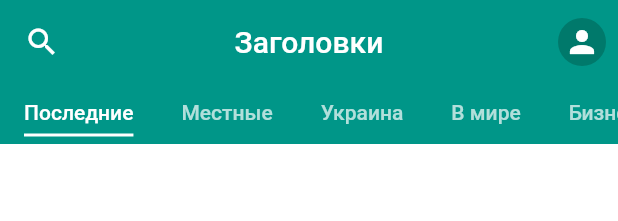
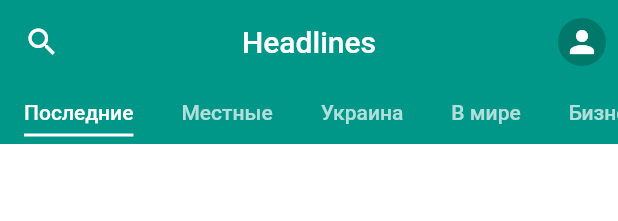
Before and after one commit to kostyan0005/news, a Flutter app: the HeadlineTabsPage widget shown alone on an empty page, opened directly, on a phone screen of 412 x 824 dp. Shown: the top 221 px of the screen. Run offline on Flutter 3.47's test engine with Material 2 defaults, Android fonts, the light colour scheme and no system bars; our stand-ins replace cloud_firestore, easy_localization, firebase_auth, firebase_core, flutter_riverpod, font_awesome_flutter and 6 more; missing offline and left inert: easy_logger, flutter_facebook_auth, twitter_login; accounts and stored records are empty; network calls fail.

Commit message:
Set app language based on device locale

```diff
--- a/lib/config/headlines.dart
+++ /dev/null
@@ -1,32 +0,0 @@
-import 'package:easy_localization/easy_localization.dart';
-import 'package:news/utils/rss_utils.dart';
-
-enum Headlines {
-  latest,
-  local, // my location
-  nation, // Ukraine or United States
-  world,
-  business,
-  technology,
-  entertainment,
-  science,
-  sports,
-  health,
-}
-
-extension HeadlinesExtension on Headlines {
-  String get _name => this.toString().substring(10);
-  String get title => _name.tr();
-
-  String get url {
-    switch (this) {
-      case Headlines.latest:
-        return getLatestNewsUrl();
-      case Headlines.local:
-        // todo: should be based on my location
-        return getGeoNewsUrl('Kyiv');
-      default:
-        return getHeadlineNewsUrl(_name.toUpperCase());
-    }
-  }
-}
--- /dev/null
+++ b/lib/modules/news/models/headlines_enum.dart
@@ -0,0 +1,55 @@
+import 'package:news/utils/rss_utils.dart';
+
+enum Headlines {
+  latest,
+  local, // my location
+  nation, // Ukraine or US
+  world,
+  business,
+  technology,
+  entertainment,
+  science,
+  sports,
+  health,
+}
+
+extension HeadlinesExtension on Headlines {
+  String get _name => this.toString().substring(10);
+
+  String getTitle(String langCode) {
+    switch (this) {
+      case Headlines.latest:
+        return langCode == 'ru' ? 'Последние' : 'Latest';
+      case Headlines.local:
+        return langCode == 'ru' ? 'Местные' : 'Local';
+      case Headlines.nation:
+        return langCode == 'ru' ? 'Украина' : 'U.S.';
+      case Headlines.world:
+        return langCode == 'ru' ? 'В мире' : 'World';
+      case Headlines.business:
+        return langCode == 'ru' ? 'Бизнес' : 'Business';
+      case Headlines.technology:
+        return langCode == 'ru' ? 'Технологии' : 'Technology';
+      case Headlines.entertainment:
+        return langCode == 'ru' ? 'Развлечения' : 'Entertainment';
+      case Headlines.science:
+        return langCode == 'ru' ? 'Наука' : 'Science';
+      case Headlines.sports:
+        return langCode == 'ru' ? 'Спорт' : 'Sports';
+      case Headlines.health:
+        return langCode == 'ru' ? 'Здоровье' : 'Health';
+    }
+  }
+
+  String get url {
+    switch (this) {
+      case Headlines.latest:
+        return getLatestNewsUrl();
+      case Headlines.local:
+        // todo: should be based on my location
+        return getGeoNewsUrl('Kyiv');
+      default:
+        return getHeadlineNewsUrl(_name.toUpperCase());
+    }
+  }
+}
--- a/lib/modules/news/models/news_piece_model.dart
+++ b/lib/modules/news/models/news_piece_model.dart
@@ -33,7 +33,7 @@
       title: title,
       sourceName: sourceName,
       sourceLink: source.getAttribute('url')!,
-      pubDate: DateFormat('EEE, dd MMM yyyy hh:mm:ss')
+      pubDate: DateFormat('EEE, dd MMM yyyy hh:mm:ss', 'en')
           .parse(item.findElements('pubDate').first.text, true),
       isSaved: false,
     );
--- a/lib/modules/news/models/search_query_model.dart
+++ b/lib/modules/news/models/search_query_model.dart
@@ -18,7 +18,7 @@
   factory SearchQuery.fromSearchText(String searchText) {
     return SearchQuery(
       text: searchText,
-      // todo: align with current locale
+      // todo: set based on user's selected language-country pair
       languageCode: 'ru',
       countryCode: 'UA',
       isSubscribed: false,
--- a/lib/modules/news/pages/headline_tabs_page.dart
+++ b/lib/modules/news/pages/headline_tabs_page.dart
@@ -1,6 +1,6 @@
 import 'package:easy_localization/easy_localization.dart';
 import 'package:flutter/material.dart';
-import 'package:news/config/headlines.dart';
+import 'package:news/modules/news/models/headlines_enum.dart';
 import 'package:news/core/home/home_tab_frame.dart';
 import 'package:news/modules/news/widgets/topic_news_list.dart';
 
@@ -24,7 +24,9 @@
               isScrollable: true,
               indicatorColor: Colors.white,
               indicatorSize: TabBarIndicatorSize.label,
-              tabs: [for (final headline in headlines) Text(headline.title)],
+              tabs: [
+                for (final headline in headlines) Text(headline.getTitle('ru'))
+              ],
             ),
           ),
         ),
--- a/lib/modules/news/widgets/topic_news_list.dart
+++ b/lib/modules/news/widgets/topic_news_list.dart
@@ -1,5 +1,6 @@
 import 'package:flutter/material.dart';
 import 'package:flutter_riverpod/flutter_riverpod.dart';
+import 'package:logger/logger.dart';
 import 'package:news/modules/news/providers/news_list_provider.dart';
 import 'package:news/widgets/indicators.dart';
 
@@ -16,7 +17,10 @@
     return topicNews.when(
       data: (newsPieces) => NewsItemList(newsPieces),
       loading: () => LoadingIndicator(),
-      error: (_, __) => ErrorIndicator(),
+      error: (e, s) {
+        Logger().e(e, e, s);
+        return ErrorIndicator();
+      },
     );
   }
 }
--- a/lib/utils/custom_ru_messages.dart
+++ b/lib/utils/custom_ru_messages.dart
@@ -30,7 +30,7 @@
   @override
   String aboutAYear(int year) => '1 г.';
   @override
-  String years(int years) => '$years г.';
+  String years(int years) => '$years лет';
   @override
   String wordSeparator() => ' ';
 }
```
Also changed, not shown: assets/translations/en.json (+0 -10 lines), assets/translations/ru.json (+0 -10 lines), lib/main.dart (+5 -4 lines).
